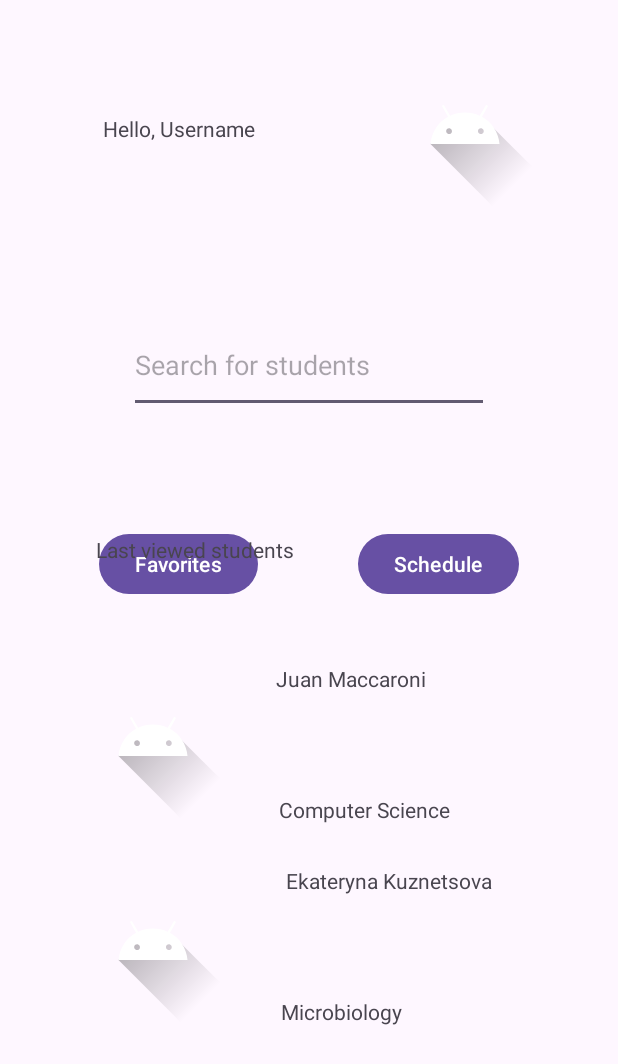
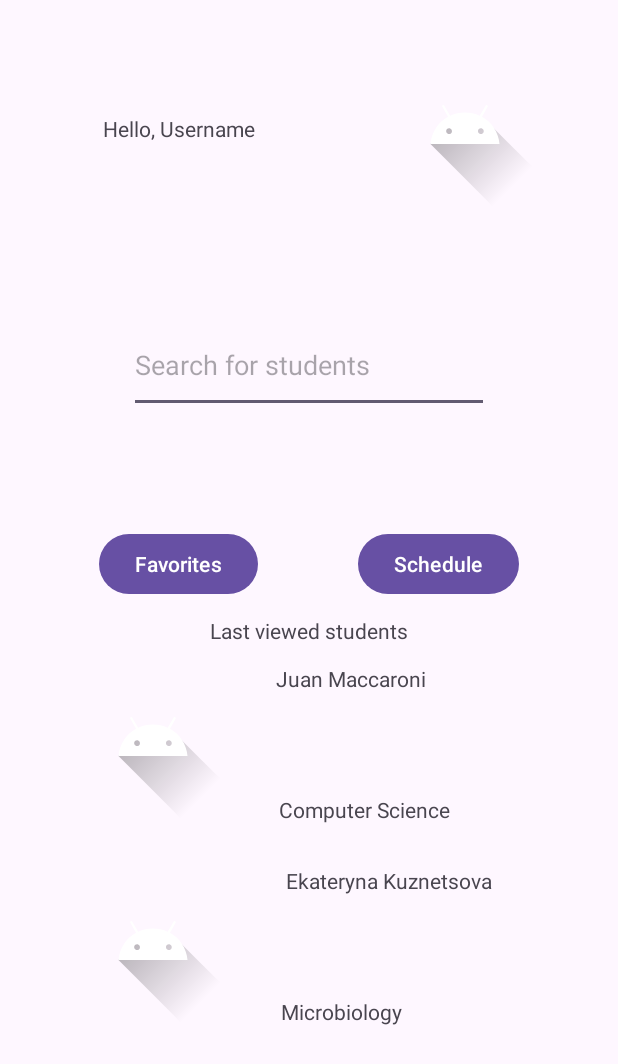
Before and after one commit to wGodCatw/InternAppAlpha, an Android app: the layout activity_homepage.xml on its own in the app's theme, with its tools: preview values and no code run, on a phone screen of 412 x 824 dp. Shown: the top 1064 px of the screen. Run offline under Robolectric (Android 15) with nearby library versions, the phone set to English and light mode, and no system bars.

Commit message:
Project Log In Homepage

```diff
--- a/app/src/main/AndroidManifest.xml
+++ b/app/src/main/AndroidManifest.xml
@@ -18,7 +18,7 @@
             android:name=".MainActivity"
             android:exported="false" />
         <activity
-            android:name=".MainActivity2"
+            android:name=".HomepageActivity"
             android:exported="false" />
         <activity
             android:name=".LoginActivity"
--- a/app/src/main/java/com/example/internapp/LoginActivity.java
+++ b/app/src/main/java/com/example/internapp/LoginActivity.java
@@ -40,7 +40,7 @@ public class LoginActivity extends AppCompatActivity {
         setContentView(R.layout.activity_login);
 
         Button signUp = findViewById(R.id.googleSignIn);
-        GoogleSignInOptions options = new GoogleSignInOptions.Builder(GoogleSignInOptions.DEFAULT_SIGN_IN).requestIdToken("1084322055281-vcbs746k7ngmscl4duk8uun0uu04jgmg.apps.googleusercontent.com").requestEmail().build();
+        GoogleSignInOptions options = new GoogleSignInOptions.Builder(GoogleSignInOptions.DEFAULT_SIGN_IN).requestIdToken(getString(R.string.default_web_client_id)).requestEmail().build();
 
         client = GoogleSignIn.getClient(this, options);
         signUp.setOnClickListener(new View.OnClickListener() {
@@ -51,7 +51,7 @@ public class LoginActivity extends AppCompatActivity {
             }
         });
     }
-
+    @Override
     protected void onActivityResult(int requestCode, int resultCode, @Nullable Intent data) {
         super.onActivityResult(requestCode, resultCode, data);
         if (requestCode == 1234) {
--- a/app/src/main/res/layout/activity_homepage.xml
+++ b/app/src/main/res/layout/activity_homepage.xml
@@ -66,11 +66,11 @@
         android:id="@+id/studentTitle"
         android:layout_width="wrap_content"
         android:layout_height="wrap_content"
-        android:layout_marginStart="64dp"
-        android:layout_marginBottom="64dp"
         android:text="Last viewed students"
         app:layout_constraintBottom_toTopOf="@+id/studentImg1"
-        app:layout_constraintStart_toStartOf="parent" />
+        app:layout_constraintEnd_toEndOf="parent"
+        app:layout_constraintStart_toStartOf="parent"
+        app:layout_constraintTop_toBottomOf="@+id/favoritesBtn" />
 
     <ImageView
         android:id="@+id/studentImg1"
```
